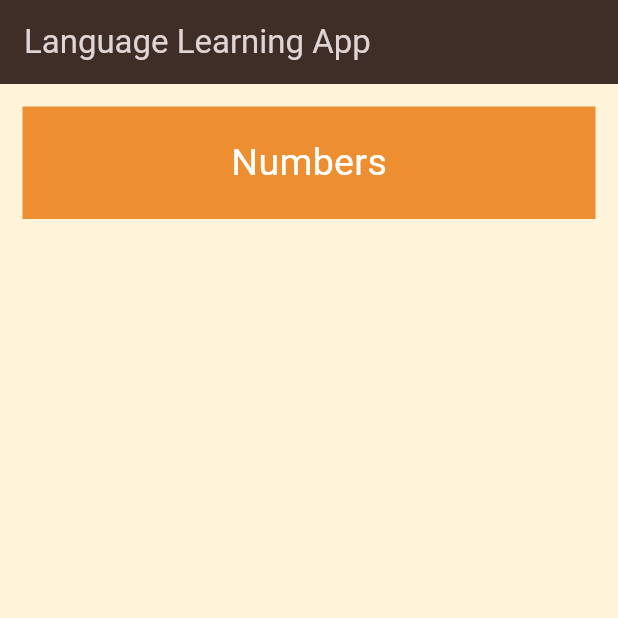
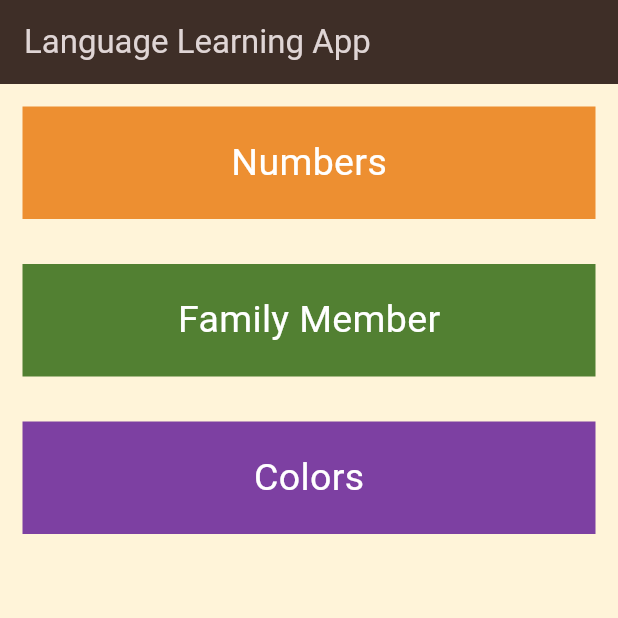
Before and after one commit to Ahmed-Hamouda1/Language-Learning-App, a Flutter app: the screen it shows after launch, on a phone screen of 412 x 824 dp, the top half of it. Run offline on Flutter 3.47's test engine with Material 3 defaults, Android fonts, the light colour scheme and no system bars; our stand-ins replace audioplayers.

Commit message:
finish 2 pages (colors , family members )

```diff
--- /dev/null
+++ b/lib/screens/colors.dart
@@ -0,0 +1,36 @@
+import 'package:flutter/material.dart';
+import 'package:language_learning_app/components/item_in_pages.dart';
+import 'package:language_learning_app/components/stander_appbar.dart';
+
+class ColorsScreen extends StatelessWidget
+{
+  ColorsScreen({super.key});
+  List<ItemInPages> colorsScreen=
+  [
+    ItemInPages(image: "assets/images/colors/color_black.png",engWord: "Black",yabWord: "ichi",sound: "sounds/colors/black.wav",color: const Color(0xff7D40A2),),
+    ItemInPages(image: "assets/images/colors/color_brown.png",engWord: "Brown",yabWord: "Ni",sound: "sounds/colors/brown.wav",color: const Color(0xff7D40A2),),
+    ItemInPages(image: "assets/images/colors/color_dusty_yellow.png",engWord: "Dusty Yellow",yabWord: "san",sound: "sounds/colors/dusty yellow.wav",color: const Color(0xff7D40A2),),
+    ItemInPages(image: "assets/images/colors/color_gray.png",engWord: "Gray",yabWord: "shi",sound: "sounds/colors/gray.wav",color: const Color(0xff7D40A2),),
+    ItemInPages(image: "assets/images/colors/color_green.png",engWord: "Green",yabWord: "Go",sound: "sounds/colors/green.wav",color: const Color(0xff7D40A2),),
+    ItemInPages(image: "assets/images/colors/color_red.png",engWord: "Red",yabWord: "Reku",sound: "sounds/colors/red.wav",color: const Color(0xff7D40A2),),
+    ItemInPages(image: "assets/images/colors/color_white.png",engWord: "White",yabWord: "sebun",sound: "sounds/colors/white.wav",color: const Color(0xff7D40A2),),
+    ItemInPages(image: "assets/images/colors/yellow.png",engWord: "Yellow",yabWord: "hachi",sound: "sounds/colors/yellow.wav",color: const Color(0xff7D40A2),),
+  ];
+
+  @override
+  Widget build(BuildContext context)
+  {
+    return Scaffold
+    (
+      appBar: StanderAppBar(title: "Colors Page",),
+      body: ListView.builder
+      (
+        itemCount: colorsScreen.length,
+        itemBuilder: (context,index)
+        {
+          return colorsScreen[index];
+        },
+      )
+    );
+  }
+}
--- /dev/null
+++ b/lib/screens/family_members.dart
@@ -0,0 +1,38 @@
+import 'package:flutter/material.dart';
+import 'package:language_learning_app/components/item_in_pages.dart';
+import 'package:language_learning_app/components/stander_appbar.dart';
+
+class FamilyMembers extends StatelessWidget
+{
+  FamilyMembers({super.key});
+  List<ItemInPages> familyMembersScreen=
+  [
+    ItemInPages(image: "assets/images/family_members/family_grandfather.png",engWord: "Grand Father",yabWord: "ichi",sound: "sounds/family_members/grand_father.wav",color: const Color(0xff528032),),
+    ItemInPages(image: "assets/images/family_members/family_grandmother.png",engWord: "Grand Mother",yabWord: "Ni",sound: "sounds/family_members/grand_mother.wav",color: const Color(0xff528032),),
+    ItemInPages(image: "assets/images/family_members/family_father.png",engWord: "Father",yabWord: "san",sound: "sounds/family_members/father.wav",color: const Color(0xff528032),),
+    ItemInPages(image: "assets/images/family_members/family_mother.png",engWord: "Mother",yabWord: "shi",sound: "sounds/family_members/mother.wav",color: const Color(0xff528032),),
+    ItemInPages(image: "assets/images/family_members/family_son.png",engWord: "son",yabWord: "Go",sound: "sounds/family_members/son.wav",color: const Color(0xff528032),),
+    ItemInPages(image: "assets/images/family_members/family_daughter.png",engWord: "daughter",yabWord: "Reku",sound: "sounds/family_members/daughter.wav",color: const Color(0xff528032),),
+    ItemInPages(image: "assets/images/family_members/family_older_brother.png",engWord: "older_brother",yabWord: "sebun",sound: "sounds/family_members/older_brother.wav",color: const Color(0xff528032),),
+    ItemInPages(image: "assets/images/family_members/family_older_sister.png",engWord: "older_sister",yabWord: "hachi",sound: "sounds/family_members/older_sister.wav",color: const Color(0xff528032),),
+    ItemInPages(image: "assets/images/family_members/family_younger_brother.png",engWord: "younger_brother",yabWord: "hi",sound: "sounds/family_members/younger_brother.wav",color: const Color(0xff528032),),
+    ItemInPages(image: "assets/images/family_members/family_younger_sister.png",engWord: "younger_sister",yabWord: "hi",sound: "sounds/family_members/younger_sister.wav",color: const Color(0xff528032),),
+  ];
+
+  @override
+  Widget build(BuildContext context)
+  {
+    return Scaffold
+    (
+      appBar: StanderAppBar(title: "Family Members Page",),
+      body: ListView.builder
+      (
+        itemCount: familyMembersScreen.length,
+        itemBuilder: (context,index)
+        {
+          return familyMembersScreen[index];
+        },
+      )
+    );
+  }
+}
--- a/lib/screens/homepage.dart
+++ b/lib/screens/homepage.dart
@@ -1,6 +1,8 @@
 import 'package:flutter/material.dart';
 import 'package:language_learning_app/components/button_in_homepage.dart';
 import 'package:language_learning_app/components/stander_appbar.dart';
+import 'package:language_learning_app/screens/colors.dart';
+import 'package:language_learning_app/screens/family_members.dart';
 import 'package:language_learning_app/screens/numbers.dart';
 
 class HomePage extends StatelessWidget
@@ -24,18 +26,18 @@ class HomePage extends StatelessWidget
             nextPage:  NumbersPage(),
 
           ),
-          // ButtonInHomepage
-          // (
-          //   color: const Color(0xff528032),
-          //   title: "Family Member",
-          //   nextPage:  NumbersPage(),
-          // ),
-          // ButtonInHomepage
-          // (
-          //   color: const Color(0xff7D40A2),
-          //   title: "Colors",
-          //   nextPage:  NumbersPage(),
-          // ),
+          ButtonInHomepage
+          (
+            color: const Color(0xff528032),
+            title: "Family Member",
+            nextPage:  FamilyMembers(),
+          ),
+          ButtonInHomepage
+          (
+            color: const Color(0xff7D40A2),
+            title: "Colors",
+            nextPage:  ColorsScreen(),
+          ),
           // ButtonInHomepage
           // (
           //   color: const Color(0xff47A5CB),
```
Also changed, not shown: lib/components/item_in_pages.dart (+5 -4 lines), lib/screens/numbers.dart (+10 -10 lines), 12 other files.
